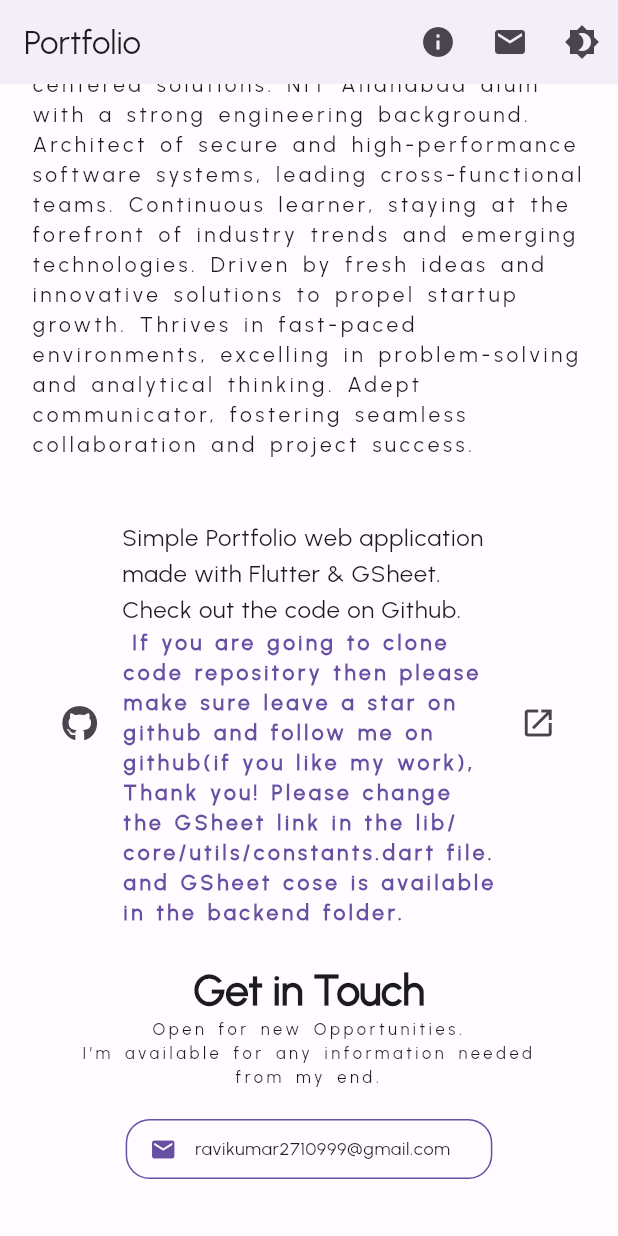
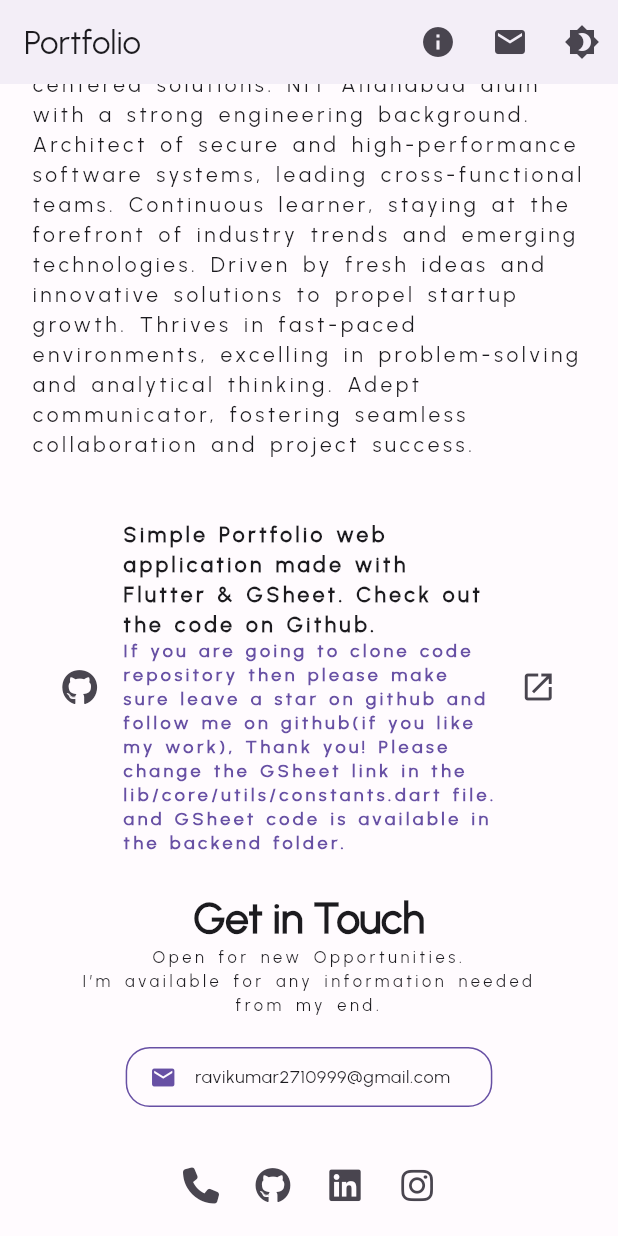
Before and after one commit to ravikovind/portfolio, a Flutter app: the screen it shows after launch, scrolled down 576 dp, on a phone screen of 412 x 824 dp. Run offline on Flutter 3.47's test engine with Material 3 defaults, Android fonts, the phone set to English and light mode, and no system bars; our stand-ins replace equatable, flutter_bloc, font_awesome_flutter, hydrated_bloc, lottie, webview_flutter; missing offline and left inert: string_contains; network calls fail.

Commit message:
fixed spelling mistake

```diff
--- a/lib/view/pages/home_page.dart
+++ b/lib/view/pages/home_page.dart
@@ -582,7 +582,8 @@ class _HomePageState extends State<HomePage> {
                                       ),
                                       SizedBox(
                                         height:
-                                            MediaQuery.of(context).size.height * 0.75,
+                                            MediaQuery.of(context).size.height *
+                                                0.75,
                                         child: WebViewWidget(
                                           controller: WebViewController()
                                             ..loadRequest(
@@ -618,11 +619,17 @@ class _HomePageState extends State<HomePage> {
                 ),
                 ListTile(
                   contentPadding: EdgeInsets.zero,
-                  title: const Text(
-                      'Simple Portfolio web application made with Flutter & GSheet. Check out the code on Github.'),
+                  title: Text(
+                    'Simple Portfolio web application made with Flutter & GSheet. Check out the code on Github.',
+                    style: Theme.of(context).textTheme.labelLarge?.copyWith(
+                          fontWeight: FontWeight.bold,
+                          letterSpacing: 2.4,
+                          wordSpacing: 1.2,
+                        ),
+                  ),
                   subtitle: RichText(
                     text: TextSpan(
-                      style: Theme.of(context).textTheme.labelLarge?.copyWith(
+                      style: Theme.of(context).textTheme.labelMedium?.copyWith(
                             fontWeight: FontWeight.bold,
                             letterSpacing: 2.4,
                             wordSpacing: 1.2,
@@ -632,8 +639,8 @@ class _HomePageState extends State<HomePage> {
                         /// if you clone this then please make sure leave a star on github
                         /// and follow me on github(if you like my work)
                         TextSpan(
-                          text: ' If you are going to clone code repository then please make sure leave a star on github and follow me on github(if you like my work), Thank you! Please change the GSheet link in the lib/core/utils/constants.dart file. and GSheet cose is available in the backend folder.',
-
+                          text:
+                              'If you are going to clone code repository then please make sure leave a star on github and follow me on github(if you like my work), Thank you! Please change the GSheet link in the lib/core/utils/constants.dart file. and GSheet code is available in the backend folder.',
                         ),
                       ],
                     ),
```
